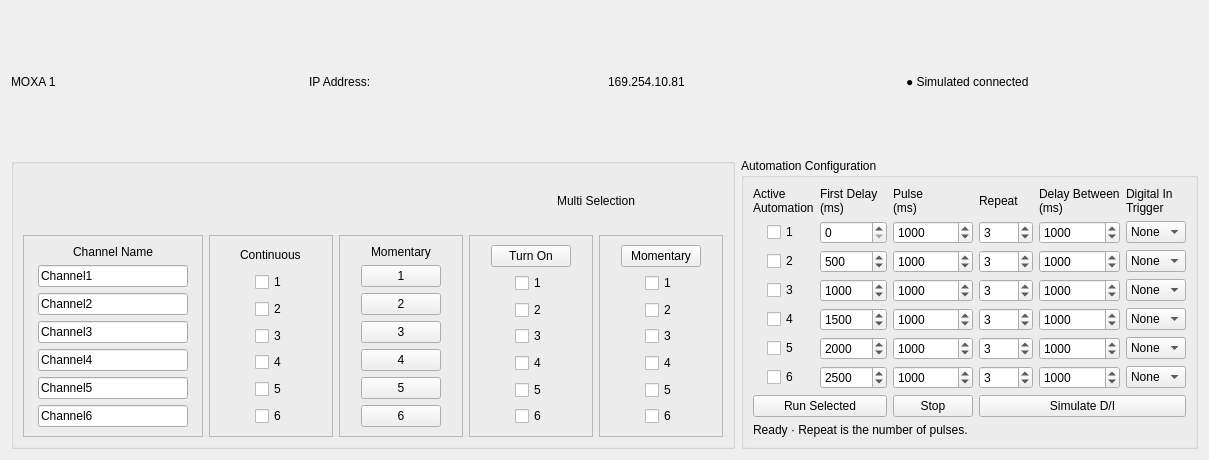
This is device_panel.ui in Liorkatz/MOXA as Qt 5 draws it before an edit. The edited form follows.
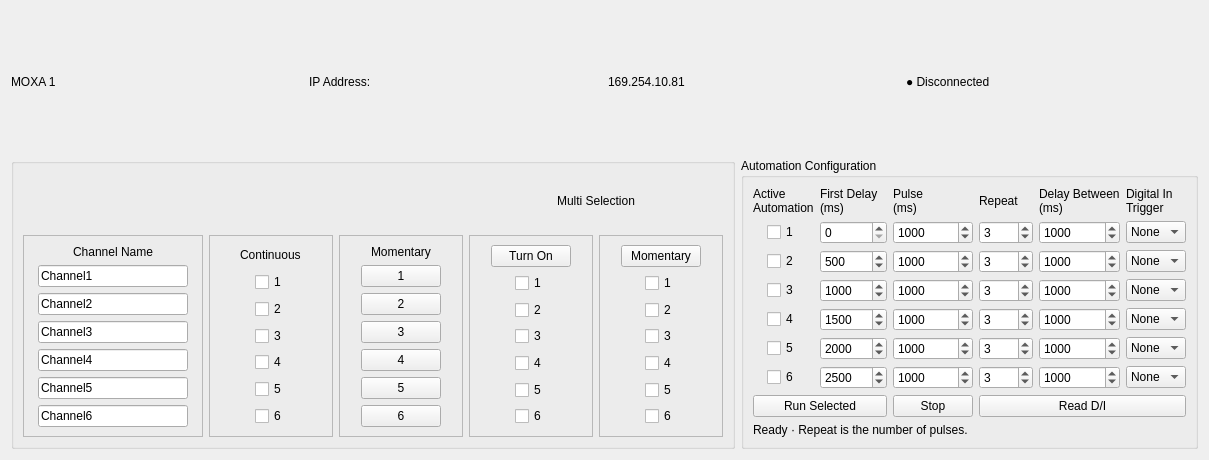
This is the edited form.

Commit message: Fix live MOXA control, UI and protocol regression: device_panel.ui

The edit to the form file:
```diff
--- a/device_panel.ui
+++ b/device_panel.ui
@@ -46,7 +46,7 @@
      <item>
       <widget class="QLabel" name="connectionStatus">
        <property name="text">
-        <string>● Simulated connected</string>
+        <string>● Disconnected</string>
        </property>
       </widget>
      </item>
@@ -934,7 +934,7 @@
         <item row="7" column="3" colspan="3">
          <widget class="QPushButton" name="triggerButton">
           <property name="text">
-           <string>Simulate D/I</string>
+           <string>Read D/I</string>
           </property>
          </widget>
         </item>
```
